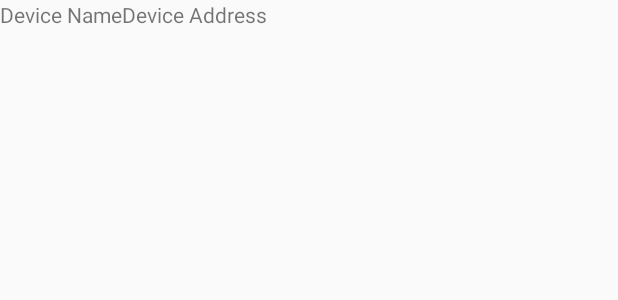
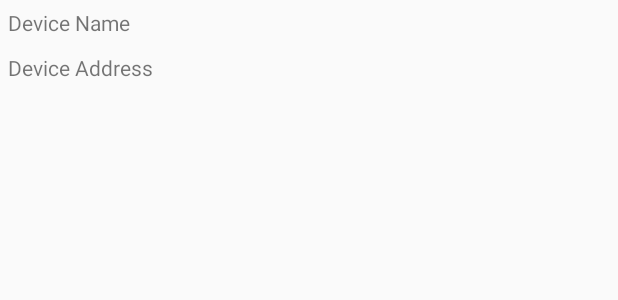
Before and after one commit to AbdullahBtr/Android-Library-Bluetooth, an Android app: the layout item_bluetooth_device.xml on its own in the app's theme, with its tools: preview values and no code run, on a phone screen of 412 x 824 dp. Shown: the top 300 px of the screen. Run offline under Robolectric (Android 15) with nearby library versions, the phone set to English and light mode, and no system bars.

Commit message:
redesign item_bluetoot_device to look prettier

```diff
--- a/app/src/main/res/layout/activity_main.xml
+++ b/app/src/main/res/layout/activity_main.xml
@@ -29,14 +29,13 @@
             android:orientation="horizontal"
             android:weightSum="100">
 
-
             <ListView
                 android:id="@+id/listView_discoveredDevices"
                 android:layout_width="match_parent"
                 android:layout_height="match_parent"
                 android:layout_weight="50"
+                android:layout_margin="5dp"
                 android:background="@drawable/edittext_background"/>
-
 
             <EditText
                 android:id="@+id/editText_rawData"
@@ -46,9 +45,11 @@
                 android:background="@drawable/edittext_background"
                 android:ems="10"
                 android:focusable="false"
+                android:layout_margin="5dp"
                 android:inputType="textMultiLine" />
 
         </LinearLayout>
+
     </LinearLayout>
 
     <LinearLayout
@@ -77,5 +78,4 @@
 
     </LinearLayout>
 
-
 </LinearLayout>
--- a/app/src/main/res/layout/item_bluetooth_device.xml
+++ b/app/src/main/res/layout/item_bluetooth_device.xml
@@ -1,14 +1,47 @@
 <LinearLayout xmlns:android="http://schemas.android.com/apk/res/android"
     android:layout_width="match_parent"
-    android:layout_height="match_parent" >
+    android:layout_height="match_parent"
+    android:orientation="vertical">
+
+    <LinearLayout
+        android:layout_width="match_parent"
+        android:layout_height="wrap_content"
+        android:orientation="horizontal"
+        android:padding="5dp"
+        android:weightSum="100">
+        <TextView
+            android:layout_width="wrap_content"
+            android:layout_height="wrap_content"
+            android:layout_weight="30"
+            android:text="@string/device_name" />
+
         <TextView
             android:id="@+id/bluetooth_name"
             android:layout_width="wrap_content"
-        android:layout_height="15pt"
-        android:text="@string/device_name" />
+            android:layout_height="wrap_content"
+            android:layout_weight="70"/>
+
+    </LinearLayout>
+
+    <LinearLayout
+        android:layout_width="match_parent"
+        android:layout_height="wrap_content"
+        android:orientation="horizontal"
+        android:padding="5dp"
+        android:weightSum="100">
+
+        <TextView
+            android:layout_width="wrap_content"
+            android:layout_height="wrap_content"
+            android:layout_weight="30"
+            android:text="@string/device_address" />
+
         <TextView
             android:id="@+id/bluetooth_address"
             android:layout_width="wrap_content"
-        android:layout_height="15pt"
-        android:text="@string/device_address" />
+            android:layout_height="wrap_content"
+            android:layout_weight="70"/>
+
     </LinearLayout>
+
+</LinearLayout>
```
Lines whose indentation alone changed are shown as unchanged.
